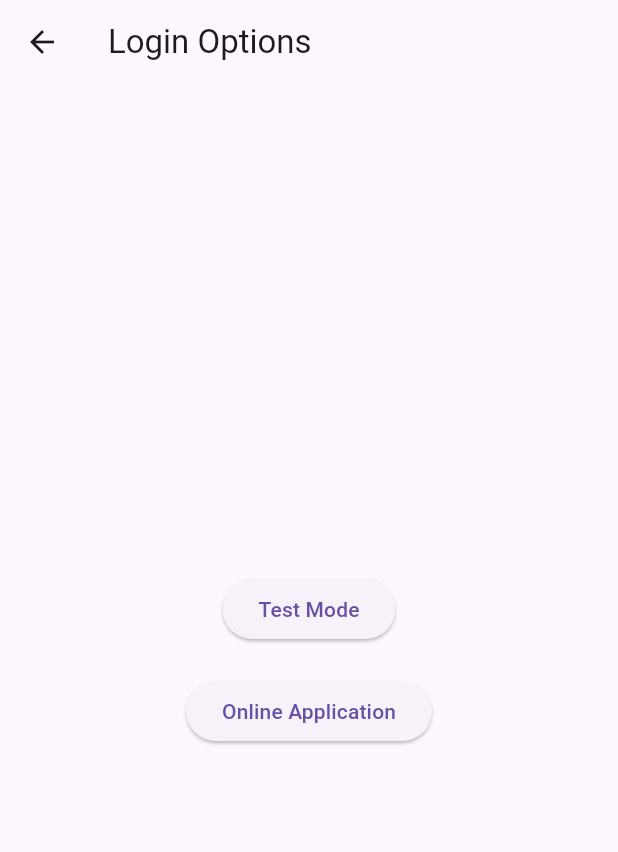
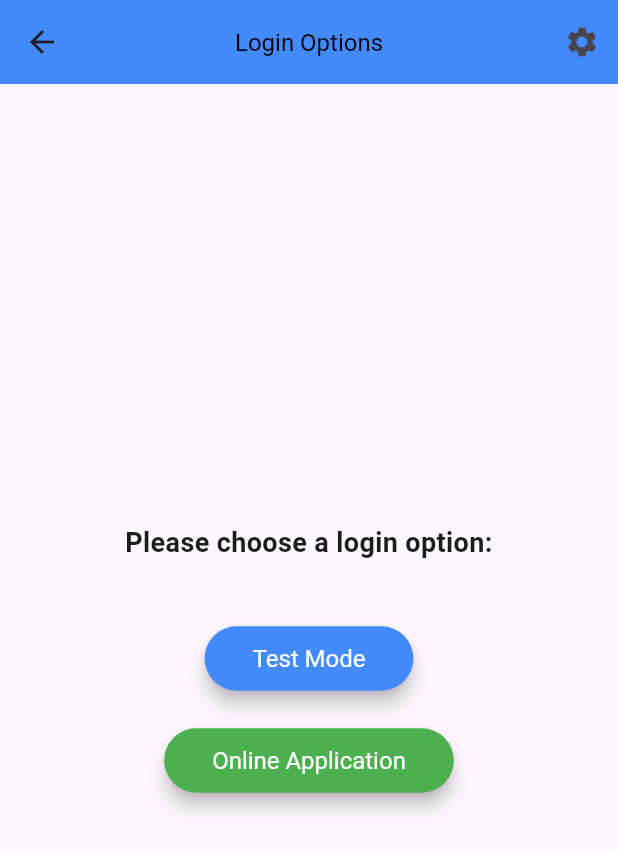
Before and after one commit to Kumarianushka79701/pmsLoading_Unloading, a Flutter app: the screen it shows after launch, on a phone screen of 412 x 824 dp. Shown: the top 852 px of the screen. Run offline on Flutter 3.47's test engine with Material 3 defaults, Android fonts, the phone set to English and light mode, and no system bars; our stand-ins replace google_fonts, shared_preferences, sqflite; missing offline and left inert: mobile_scanner; accounts and stored records are empty.

Commit message:
login view changes

```diff
--- a/lib/modules/auth/views/login_option_mode.dart
+++ b/lib/modules/auth/views/login_option_mode.dart
@@ -5,11 +5,32 @@ class LoginOptionPage extends StatelessWidget {
   @override
   Widget build(BuildContext context) {
     return Scaffold(
-      appBar: AppBar(title: Text("Login Options")),
-      body: Center(
+      appBar: AppBar(
+        title: Text("Login Options",style: TextStyle(color: Colors.black,fontSize: 16),),
+        backgroundColor: Colors.blueAccent, // Customize the background color
+        centerTitle: true, // Center the title
+        elevation: 0, // Remove the shadow
+        actions: [
+          IconButton(
+            icon: Icon(Icons.settings),
+            onPressed: () {
+              // Add your settings action here
+            },
+          ),
+        ],
+      ),
+      body: Padding(
+        padding: const EdgeInsets.all(16.0),
+        child: Center(
           child: Column(
             mainAxisAlignment: MainAxisAlignment.center,
             children: [
+              Text(
+                "Please choose a login option:",
+                style: TextStyle(fontSize: 18, fontWeight: FontWeight.bold),
+                textAlign: TextAlign.center,
+              ),
+              SizedBox(height: 40),
               ElevatedButton(
                 onPressed: () {
                   Navigator.push(
@@ -17,6 +38,14 @@ class LoginOptionPage extends StatelessWidget {
                     MaterialPageRoute(builder: (context) => AuthScreen()),
                   );
                 },
+                style: ElevatedButton.styleFrom(
+                  foregroundColor: Colors.white, backgroundColor: Colors.blueAccent, padding: EdgeInsets.symmetric(horizontal: 32, vertical: 12),
+                  textStyle: TextStyle(fontSize: 16),
+                  shape: RoundedRectangleBorder(
+                    borderRadius: BorderRadius.circular(30.0),
+                  ),
+                  elevation: 5,
+                ),
                 child: Text("Test Mode"),
               ),
               SizedBox(height: 20),
@@ -27,11 +56,20 @@ class LoginOptionPage extends StatelessWidget {
                     MaterialPageRoute(builder: (context) => AuthScreen()),
                   );
                 },
+                style: ElevatedButton.styleFrom(
+                  foregroundColor: Colors.white, backgroundColor: Colors.green, padding: EdgeInsets.symmetric(horizontal: 32, vertical: 12),
+                  textStyle: TextStyle(fontSize: 16),
+                  shape: RoundedRectangleBorder(
+                    borderRadius: BorderRadius.circular(30.0),
+                  ),
+                  elevation: 5,
+                ),
                 child: Text("Online Application"),
               ),
             ],
           ),
         ),
+      ),
     );
   }
 }
```
Also changed, not shown: lib/modules/tabScreen/views/tabs.dart (+13 -88 lines). Lines whose indentation alone changed are shown as unchanged.
